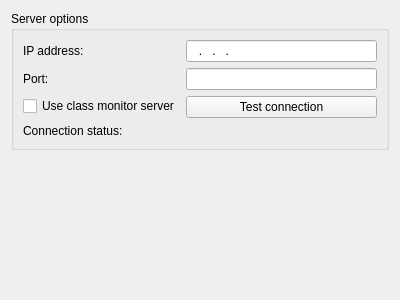
Old version of the form ui/options/connection.ui in the repository Open-Typer/Open-Typer.
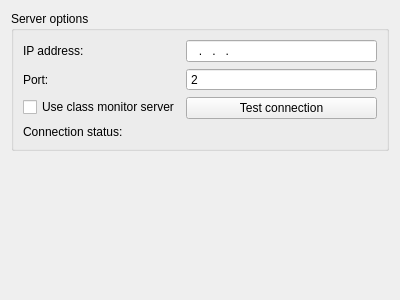
New version of the form.

Commit message: ui: options: connection: Use QSpinBox for port

Patch:
```diff
--- a/ui/options/connection.ui
+++ b/ui/options/connection.ui
@@ -68,9 +68,6 @@
            </property>
           </widget>
          </item>
-         <item row="1" column="1">
-          <widget class="QLineEdit" name="portEdit"/>
-         </item>
          <item row="2" column="0">
           <widget class="QCheckBox" name="serverCheckBox">
            <property name="text">
@@ -99,6 +96,25 @@
            </property>
           </widget>
          </item>
+         <item row="1" column="1">
+          <widget class="QSpinBox" name="portEdit">
+           <property name="sizePolicy">
+            <sizepolicy hsizetype="Expanding" vsizetype="Fixed">
+             <horstretch>0</horstretch>
+             <verstretch>0</verstretch>
+            </sizepolicy>
+           </property>
+           <property name="buttonSymbols">
+            <enum>QAbstractSpinBox::NoButtons</enum>
+           </property>
+           <property name="minimum">
+            <number>2</number>
+           </property>
+           <property name="maximum">
+            <number>65535</number>
+           </property>
+          </widget>
+         </item>
         </layout>
        </widget>
       </item>
```
